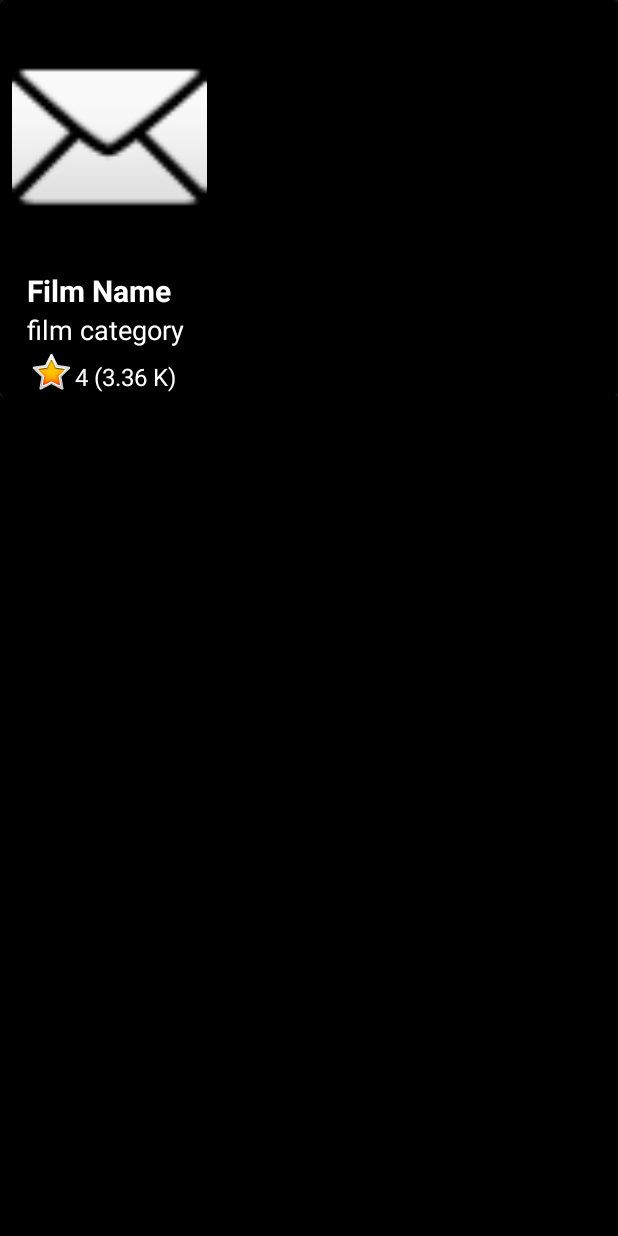
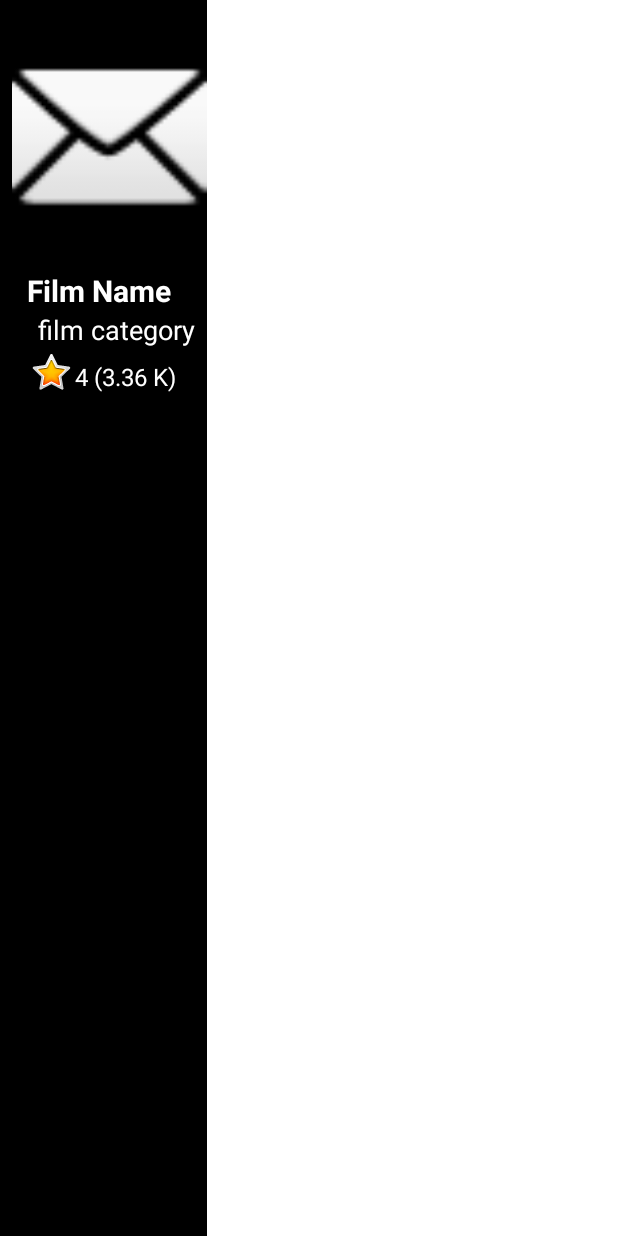
Before and after one commit to RanaHisham18/My_Movie_Application, an Android app: the layout popular_rv_item.xml on its own in the app's theme, with its tools: preview values and no code run, on a phone screen of 412 x 824 dp. Run offline under Robolectric (Android 15) with nearby library versions, the phone set to English and light mode, and no system bars.

Commit message:
make popular rv item

```diff
--- a/app/src/main/res/layout/fragment_home.xml
+++ b/app/src/main/res/layout/fragment_home.xml
@@ -53,6 +53,7 @@
            android:textStyle="bold"
            android:textColor="@color/white"
            android:textSize="28sp"
+           android:layout_marginTop="12dp"
            android:paddingStart="12dp"
            app:guidelineUseRtl="true"
            app:layout_constraintTop_toBottomOf="@id/nowplaying_recyclerview"
@@ -73,14 +74,13 @@
            app:guidelineUseRtl="true"/>
        <androidx.recyclerview.widget.RecyclerView
            android:id="@+id/popular_recyclerview"
-           android:layout_width="match_parent"
+           android:layout_width="wrap_content"
            android:layout_height="wrap_content"
            android:scrollbars="horizontal"
            android:layout_centerVertical="true"
            android:layout_centerHorizontal="true"
            app:layout_constraintStart_toStartOf="parent"
-           app:layout_constraintEnd_toEndOf="parent"
-           android:paddingT="12dp"
+           android:paddingStart="8dp"
            app:layout_constraintTop_toBottomOf="@id/popular_TV"/>
 
    </androidx.constraintlayout.widget.ConstraintLayout>
--- a/app/src/main/res/layout/popular_rv_item.xml
+++ b/app/src/main/res/layout/popular_rv_item.xml
@@ -1,22 +1,11 @@
 <?xml version="1.0" encoding="utf-8"?>
 <androidx.constraintlayout.widget.ConstraintLayout xmlns:android="http://schemas.android.com/apk/res/android"
     xmlns:app="http://schemas.android.com/apk/res-auto"
-    android:background="@color/black"
-    android:layout_width="match_parent"
-    android:layout_height="match_parent">
+    android:layout_width="wrap_content"
+    android:layout_height="match_parent"
+    android:background="@color/black">
 
-    <androidx.cardview.widget.CardView
-        android:background="@color/black"
-        android:id="@+id/sliderCardView"
-        android:layout_width="match_parent"
-        android:layout_height="wrap_content"
-        app:layout_constraintStart_toStartOf="parent"
-        app:layout_constraintTop_toTopOf="parent">
 
-        <androidx.constraintlayout.widget.ConstraintLayout
-            android:background="@color/black"
-            android:layout_width="match_parent"
-            android:layout_height="wrap_content">
 
             <ImageView
                 android:id="@+id/popular_IV"
@@ -74,7 +63,3 @@
 
 
         </androidx.constraintlayout.widget.ConstraintLayout>
-    </androidx.cardview.widget.CardView>
-
-
-</androidx.constraintlayout.widget.ConstraintLayout>
```
Also changed, not shown: app/src/main/java/com/rana/mymovieapplication/presentation/homescreen/HomeFragment.kt (+27 -5 lines), app/src/main/java/com/rana/mymovieapplication/presentation/homescreen/PopularFilmsAdapter.kt (added, +25 -0 lines).
